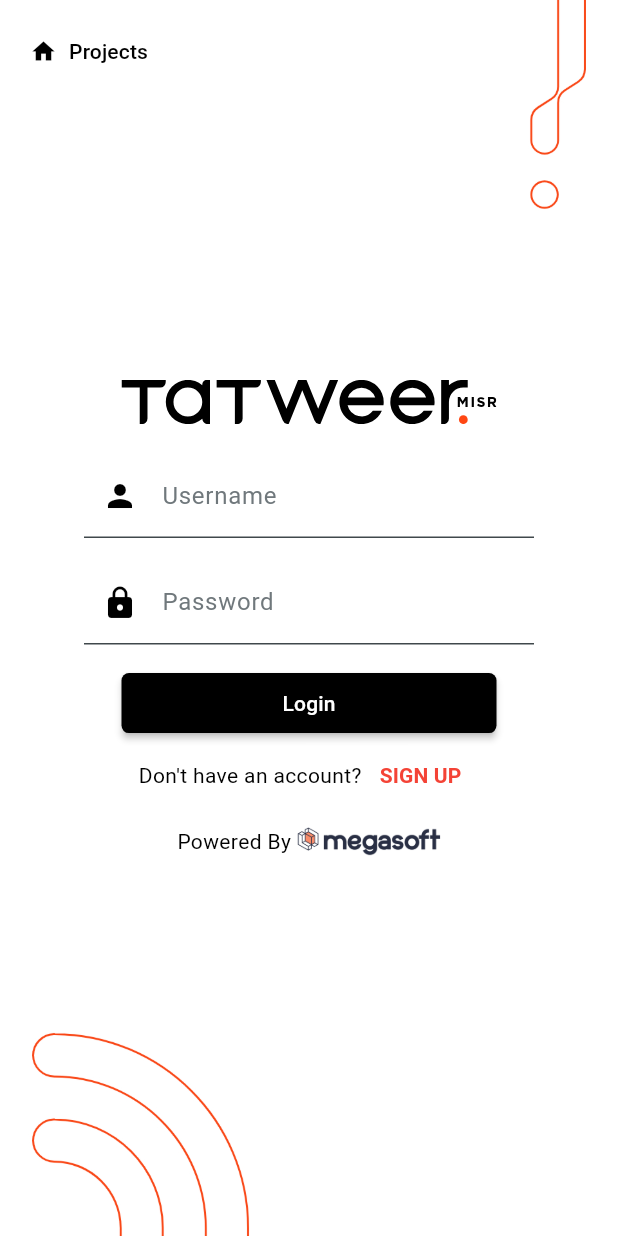
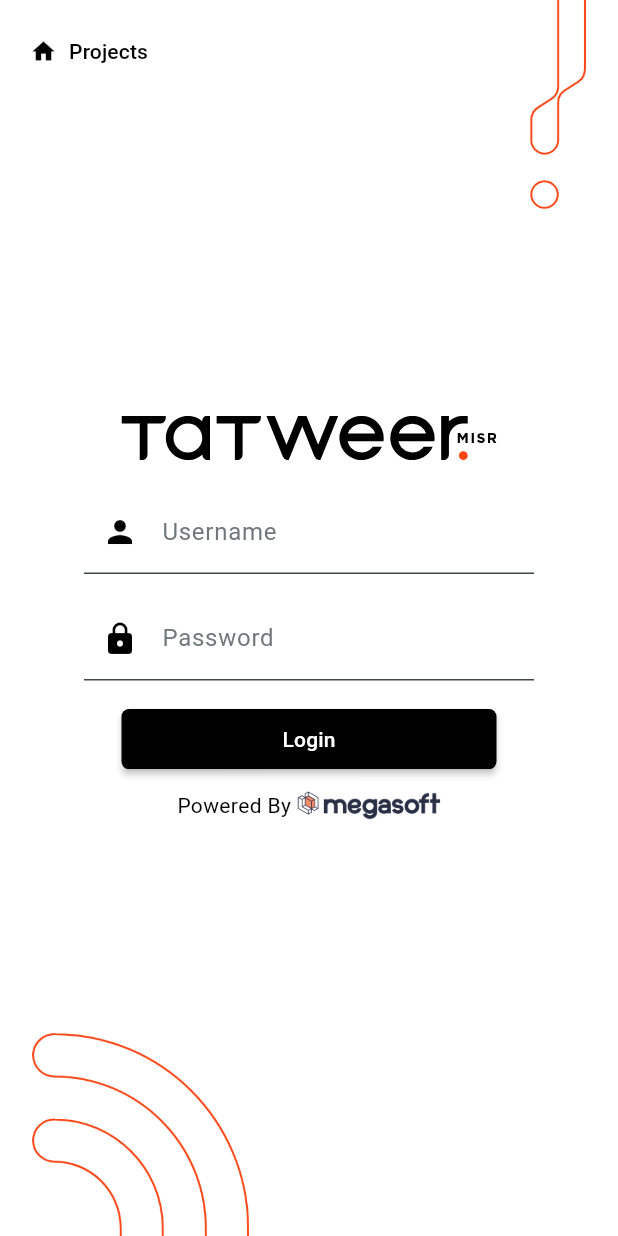
Before and after one commit to AbdullahBlal/tatweer_maximo, a Flutter app: the LoginScreen screen opened directly with empty values, on a phone screen of 412 x 824 dp. Run offline on Flutter 3.47's test engine with Material 3 defaults, Android fonts, the phone set to English and light mode, and no system bars; our stand-ins replace accordion, badges, carousel_slider, dio, flutter_local_notifications, flutter_riverpod and 6 more; missing offline and left inert: animated_refresh, placeholder_images; accounts and stored records are empty; network calls fail; Roboto replaces fonts that are missing (Geologica); statements that could not run were skipped.

Commit message:
stash al signup

```diff
--- a/lib/screens/login_screen/login_screen.dart
+++ b/lib/screens/login_screen/login_screen.dart
@@ -120,29 +120,29 @@
                         logIn(context, username, password, disableLoginSpinner);
                       },
                     ),
-                    // New Text: "Don't have an account?" with "SIGN UP"
-                    Row(
-                      mainAxisAlignment: MainAxisAlignment.center,
-                      children: [
-                        const Text(
-                          "Don't have an account?",
-                          style: TextStyle(fontSize: 14, color: Colors.black),
-                        ),
-                        TextButton(
-                          onPressed: () {
-                            toggleScreen("signup");
-                          },
-                          child: const Text(
-                            "SIGN UP",
-                            style: TextStyle(
-                              fontSize: 14,
-                              fontWeight: FontWeight.bold,
-                              color: Colors.red, // Highlight color
-                            ),
-                          ),
-                        ),
-                      ],
-                    ),
+                    // // New Text: "Don't have an account?" with "SIGN UP"
+                    // Row(
+                    //   mainAxisAlignment: MainAxisAlignment.center,
+                    //   children: [
+                    //     const Text(
+                    //       "Don't have an account?",
+                    //       style: TextStyle(fontSize: 14, color: Colors.black),
+                    //     ),
+                    //     TextButton(
+                    //       onPressed: () {
+                    //         toggleScreen("signup");
+                    //       },
+                    //       child: const Text(
+                    //         "SIGN UP",
+                    //         style: TextStyle(
+                    //           fontSize: 14,
+                    //           fontWeight: FontWeight.bold,
+                    //           color: Colors.red, // Highlight color
+                    //         ),
+                    //       ),
+                    //     ),
+                    //   ],
+                    // ),
                     const SizedBox(height: 10),
                     Row(
                       mainAxisAlignment: MainAxisAlignment.center,
```
